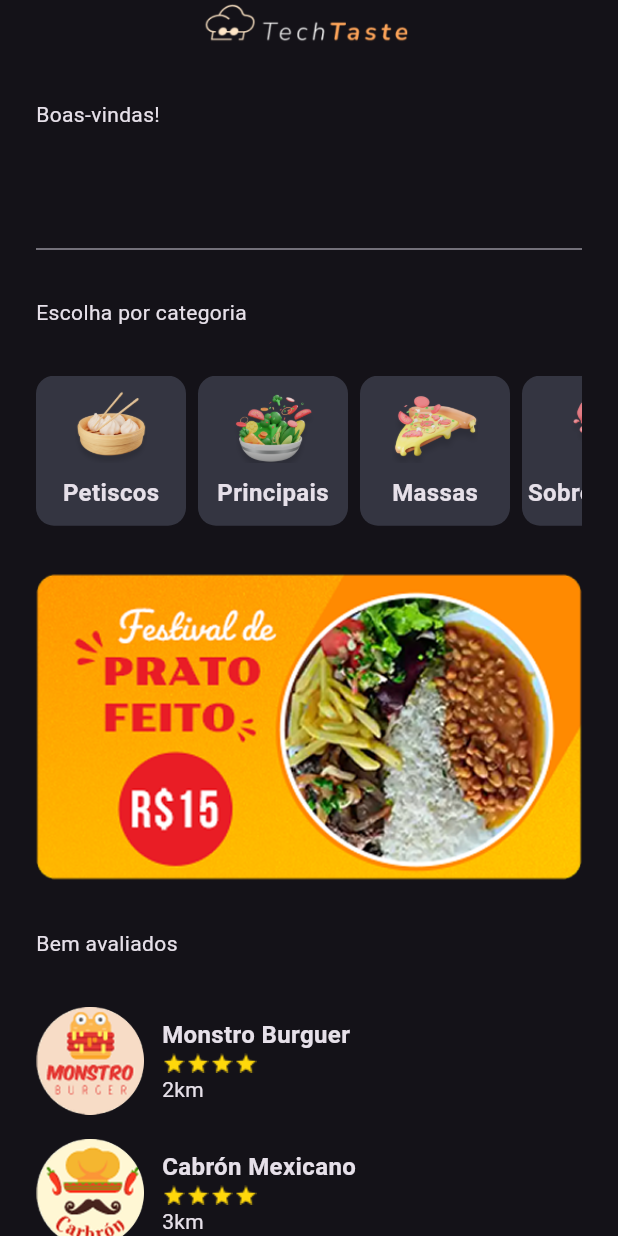
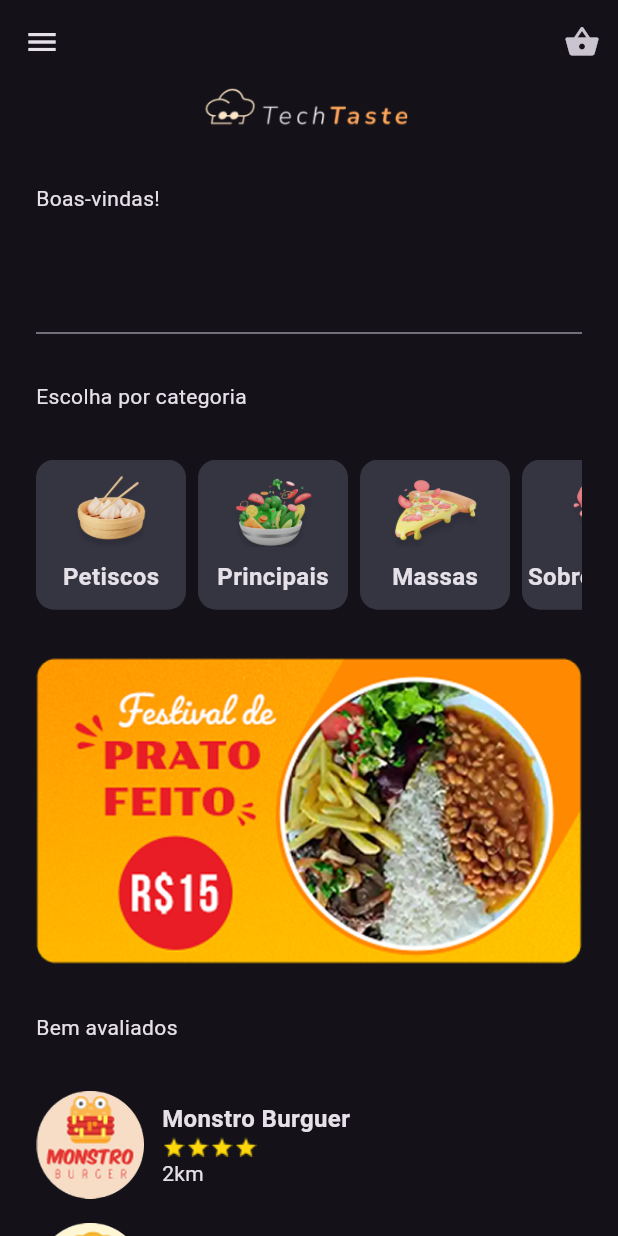
Before and after one commit to lucaslpdacosta/tech-taste, a Flutter app: the screen it shows after launch, after a tap on "Bora!", on a phone screen of 412 x 824 dp. Run offline on Flutter 3.47's test engine with Material 3 defaults, Android fonts, the phone set to English and light mode, and no system bars; drawn by our look-alikes of badges.

Commit message:
finished restaurant order and cart screen features

```diff
--- a/lib/main.dart
+++ b/lib/main.dart
@@ -1,6 +1,7 @@
 import 'package:flutter/material.dart';
 import 'package:myapp/data/restaurant_data.dart';
 import 'package:myapp/ui/_core/app_theme.dart';
+import 'package:myapp/ui/_core/bag_provider.dart';
 import 'package:myapp/ui/splash/splash_screen.dart';
 import 'package:provider/provider.dart';
 
@@ -16,6 +17,7 @@ void main() async {
             return restaurantData;
           },
         ),
+        ChangeNotifierProvider(create: (context) => BagProvider()),
       ],
       child: MyApp(),
     ),
@@ -27,6 +29,10 @@ class MyApp extends StatelessWidget {
 
   @override
   Widget build(BuildContext context) {
-    return MaterialApp(theme: AppTheme.appTheme, home: SplashScreen());
+    return MaterialApp(
+      debugShowCheckedModeBanner: false,
+      theme: AppTheme.appTheme,
+      home: SplashScreen(),
+    );
   }
 }
--- /dev/null
+++ b/lib/model/dish.dart
@@ -0,0 +1,40 @@
+class Dish {
+  final String id;
+  final String name;
+  final String description;
+  final int price;
+  final String imagePath;
+
+  Dish({
+    required this.id,
+    required this.name,
+    required this.description,
+    required this.price,
+    required this.imagePath,
+  });
+
+  Map<String, dynamic> toMap() {
+    return {
+      'id': id,
+      'name': name,
+      'description': description,
+      'price': price,
+      'imagePath': imagePath,
+    };
+  }
+
+  factory Dish.fromMap(Map<String, dynamic> map) {
+    return Dish(
+      id: map['id'],
+      name: map['name'],
+      description: map['description'],
+      price: map['price'],
+      imagePath: map['imagePath'],
+    );
+  }
+
+  @override
+  String toString() {
+    return 'Dish(id: $id, name: $name, description: $description, price: $price, imagePath: $imagePath)';
+  }
+}
--- a/lib/model/restaurant.dart
+++ b/lib/model/restaurant.dart
@@ -1,3 +1,5 @@
+import 'package:myapp/model/dish.dart';
+
 class Restaurant {
   String id;
   String imagePath;
@@ -6,6 +8,7 @@ class Restaurant {
   double stars;
   int distance;
   List<String> categories;
+  List<Dish> dishes;
 
   Restaurant({
     required this.id,
@@ -15,6 +18,7 @@ class Restaurant {
     required this.stars,
     required this.distance,
     required this.categories,
+    required this.dishes,
   });
 
   Map<String, dynamic> toMap() {
@@ -26,6 +30,7 @@ class Restaurant {
       'stars': stars,
       'distance': distance,
       'categories': categories,
+      'dishes': dishes.map((dish) => dish.toMap()).toList(),
     };
   }
 
@@ -38,6 +43,7 @@ class Restaurant {
       stars: map['stars'],
       distance: map['distance'],
       categories: List<String>.from(map['categories']),
+      dishes: List<Dish>.from(map['dishes'].map((dish) => Dish.fromMap(dish))),
     );
   }
 
--- a/lib/ui/_core/app_colors.dart
+++ b/lib/ui/_core/app_colors.dart
@@ -1,7 +1,7 @@
-import 'package:flutter/widgets.dart';
+import 'package:flutter/material.dart';
 
 abstract class AppColors {
   static const Color backgroundColor = Color(0xFF202123);
-  static const Color mainColor = Color(0xFFffA559);
+  static const Color mainColor = Color(0xFFffa559);
   static const Color lightBackgroundColor = Color(0xFF343541);
 }
--- a/lib/ui/_core/app_theme.dart
+++ b/lib/ui/_core/app_theme.dart
@@ -11,9 +11,8 @@ abstract class AppTheme {
             return Colors.grey;
           } else if (states.contains(WidgetState.pressed)) {
             return const Color.fromARGB(171, 255, 164, 89);
-          } else {
-            return AppColors.mainColor;
           }
+          return AppColors.mainColor;
         }),
       ),
     ),
--- /dev/null
+++ b/lib/ui/_core/widgets/appbar.dart
@@ -0,0 +1,36 @@
+import 'package:flutter/material.dart';
+import 'package:myapp/ui/_core/bag_provider.dart';
+import 'package:myapp/ui/checkout/checkout_screen.dart';
+import 'package:provider/provider.dart';
+import 'package:badges/badges.dart' as badges;
+
+AppBar getAppBar({required BuildContext context, String? title}) {
+  BagProvider bagProvider = Provider.of<BagProvider>(context);
+  return AppBar(
+    title: title != null ? Text(title) : null,
+    centerTitle: true,
+    actions: [
+      badges.Badge(
+        showBadge: bagProvider.dishesOnBag.isNotEmpty,
+        position: badges.BadgePosition.bottomStart(start: 0, bottom: 0),
+        badgeContent: Text(
+          bagProvider.dishesOnBag.length.toString(),
+          style: TextStyle(fontSize: 10),
+        ),
+        child: IconButton(
+          onPressed: () {
+            Navigator.push(
+              context,
+              MaterialPageRoute(
+                builder: (context) {
+                  return CheckoutScreen();
+                },
+              ),
+            );
+          },
+          icon: Icon(Icons.shopping_basket),
+        ),
+      ),
+    ],
+  );
+}
--- a/lib/ui/home/home_screen.dart
+++ b/lib/ui/home/home_screen.dart
@@ -2,6 +2,7 @@ import 'package:flutter/material.dart';
 import 'package:myapp/data/categories_data.dart';
 import 'package:myapp/data/restaurant_data.dart';
 import 'package:myapp/model/restaurant.dart';
+import 'package:myapp/ui/_core/widgets/appbar.dart';
 import 'package:myapp/ui/home/widgets/category_widget.dart';
 import 'package:myapp/ui/home/widgets/restaurant_widget.dart';
 import 'package:provider/provider.dart';
@@ -14,6 +15,7 @@ class HomeScreen extends StatelessWidget {
     RestaurantData restaurantData = Provider.of<RestaurantData>(context);
     return Scaffold(
       drawer: Drawer(),
+      appBar: getAppBar(context: context),
       body: Padding(
         padding: EdgeInsets.symmetric(horizontal: 24.0),
         child: SingleChildScrollView(
--- a/lib/ui/home/widgets/restaurant_widget.dart
+++ b/lib/ui/home/widgets/restaurant_widget.dart
@@ -1,5 +1,6 @@
 import 'package:flutter/material.dart';
 import 'package:myapp/model/restaurant.dart';
+import 'package:myapp/ui/restaurant/restaurant_screen.dart';
 
 class RestaurantWidget extends StatelessWidget {
   final Restaurant restaurant;
@@ -7,7 +8,18 @@ class RestaurantWidget extends StatelessWidget {
 
   @override
   Widget build(BuildContext context) {
-    return Row(
+    return InkWell(
+      onTap: () {
+        Navigator.push(
+          context,
+          MaterialPageRoute(
+            builder: (context) {
+              return RestaurantScreen(restaurant: restaurant);
+            },
+          ),
+        );
+      },
+      child: Row(
         spacing: 12.0,
         children: [
           Image.asset('assets/${restaurant.imagePath}', width: 72),
@@ -27,6 +39,7 @@ class RestaurantWidget extends StatelessWidget {
             ],
           ),
         ],
+      ),
     );
   }
 }
--- a/lib/ui/splash/splash_screen.dart
+++ b/lib/ui/splash/splash_screen.dart
@@ -17,21 +17,21 @@ class SplashScreen extends StatelessWidget {
               padding: const EdgeInsets.symmetric(horizontal: 24.0),
               child: Column(
                 mainAxisAlignment: MainAxisAlignment.center,
-                spacing: 32,
+                spacing: 32.0,
                 children: [
                   Image.asset('assets/logo.png', width: 192),
                   Column(
                     children: [
                       Text(
                         "Um parceiro inovador para sua",
-                        style: TextStyle(color: Colors.white, fontSize: 22),
+                        style: TextStyle(color: Colors.white, fontSize: 22.0),
                       ),
                       Text(
                         "melhor experiência culinária!",
                         style: TextStyle(
                           color: AppColors.mainColor,
+                          fontSize: 22.0,
                           fontWeight: FontWeight.w400,
-                          fontSize: 22,
                         ),
                       ),
                     ],
@@ -39,7 +39,6 @@ class SplashScreen extends StatelessWidget {
                   SizedBox(
                     width: double.infinity,
                     child: ElevatedButton(
-                      style: ButtonStyle(),
                       onPressed: () {
                         Navigator.pushReplacement(
                           context,
--- a/pubspec.yaml
+++ b/pubspec.yaml
@@ -34,7 +34,8 @@ dependencies:
   # The following adds the Cupertino Icons font to your application.
   # Use with the CupertinoIcons class for iOS style icons.
   cupertino_icons: ^1.0.8
-  provider: ^6.1.4
+  provider: ^6.1.2
+  badges: ^3.1.2
 
 dev_dependencies:
   flutter_test:
@@ -52,7 +53,6 @@ dev_dependencies:
 
 # The following section is specific to Flutter packages.
 flutter:
-
   # The following line ensures that the Material Icons font is
   # included with your application, so that you can use the icons in
   # the material Icons class.
```
Also changed, not shown: lib/ui/_core/bag_provider.dart (added, +35 -0 lines), lib/ui/checkout/checkout_screen.dart (added, +78 -0 lines), lib/ui/restaurant/restaurant_screen.dart (added, +52 -0 lines), pubspec.lock, 1 other file. Lines whose indentation alone changed are shown as unchanged.
